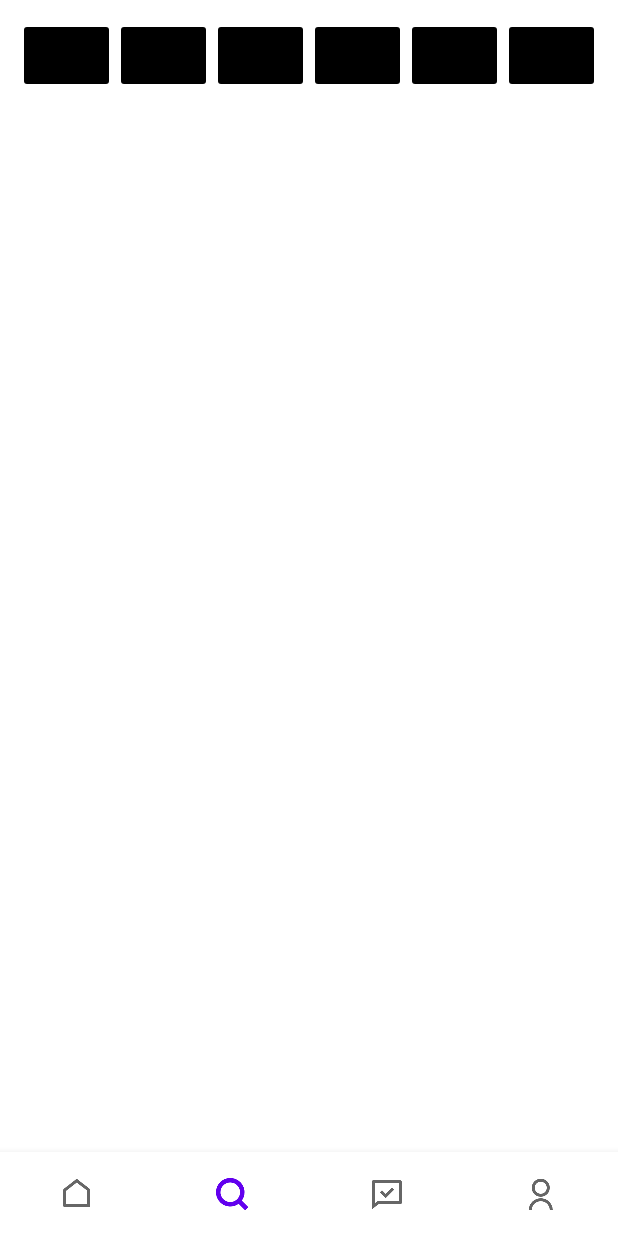
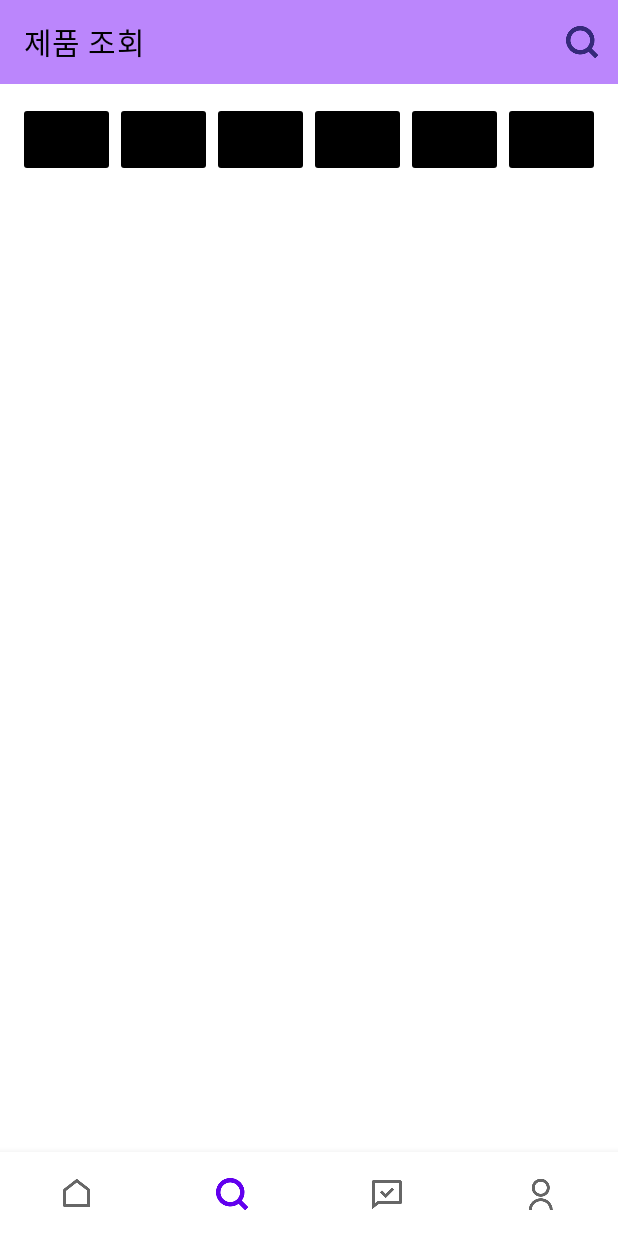
Before and after one commit to UMC-GetIT/GetIT-android, an Android app: the SearchFragment screen opened through its navigation route, on a phone screen of 412 x 824 dp. Run offline under Robolectric (Android 15) with nearby library versions, the phone set to English and light mode, and no system bars; our stand-ins replace navigation-ui.

Commit message:
[FEAT] Add toolbar, Merge search page

```diff
--- a/GetIT/app/src/main/java/com/getit/getit/ui/login/LoginActivity.kt
+++ b/GetIT/app/src/main/java/com/getit/getit/ui/login/LoginActivity.kt
@@ -2,7 +2,6 @@ package com.getit.getit.ui.login
 
 import android.content.Intent
 import android.os.Bundle
-import android.util.Log
 import androidx.appcompat.app.AppCompatActivity
 import com.getit.getit.databinding.ActivityLoginBinding
 import com.getit.getit.ui.main.MainActivity
@@ -14,7 +13,6 @@ class LoginActivity : AppCompatActivity() {
         setContentView(binding.root)
 
         binding.loginSignInBtn.setOnClickListener {
-            Log.d("TAG","click login btn")
             startActivity(Intent(this, MainActivity::class.java))
         }
     }
--- a/GetIT/app/src/main/java/com/getit/getit/ui/main/comparison/ComparisonFragment.kt
+++ b/GetIT/app/src/main/java/com/getit/getit/ui/main/comparison/ComparisonFragment.kt
@@ -7,6 +7,6 @@ import com.getit.getit.ui.BaseFragment
 class ComparisonFragment(): BaseFragment<FragmentComparisonBinding>(FragmentComparisonBinding::inflate) {
 
     override fun initAfterBinding() {
-
+        binding.toolbar.root.title = "비교하기"
     }
 }
--- a/GetIT/app/src/main/java/com/getit/getit/ui/main/mypage/MypageFragment.kt
+++ b/GetIT/app/src/main/java/com/getit/getit/ui/main/mypage/MypageFragment.kt
@@ -7,6 +7,6 @@ import com.getit.getit.ui.BaseFragment
 class MypageFragment(): BaseFragment<FragmentMypageBinding>(FragmentMypageBinding::inflate) {
 
     override fun initAfterBinding() {
-
+        binding.toolbar.root.title = "마이페이지"
     }
 }
--- a/GetIT/app/src/main/java/com/getit/getit/ui/main/search/SearchFragment.kt
+++ b/GetIT/app/src/main/java/com/getit/getit/ui/main/search/SearchFragment.kt
@@ -1,11 +1,12 @@
 package com.getit.getit.ui.main.search
 
+import com.getit.getit.R
 import com.getit.getit.databinding.FragmentSearchBinding
 import com.getit.getit.ui.BaseFragment
 
 class SearchFragment(): BaseFragment<FragmentSearchBinding>(FragmentSearchBinding::inflate) {
 
     override fun initAfterBinding() {
-
+        binding.toolbar.root.title = "제품 조회"
     }
 }
--- a/GetIT/app/src/main/res/layout/activity_main.xml
+++ b/GetIT/app/src/main/res/layout/activity_main.xml
@@ -7,6 +7,9 @@
     tools:context=".ui.main.MainActivity">
 
     <!-- ID must to be 'nav_host_fragment_container' -->
+    <include
+        android:id="@+id/toolbar"
+        layout="@layout/toolbar_main"/>
 
     <androidx.fragment.app.FragmentContainerView
         android:id="@+id/nav_host_fragment_container"
--- a/GetIT/app/src/main/res/layout/fragment_comparison.xml
+++ b/GetIT/app/src/main/res/layout/fragment_comparison.xml
@@ -4,6 +4,10 @@
     android:layout_width="match_parent"
     android:layout_height="match_parent"
     xmlns:app="http://schemas.android.com/apk/res-auto">
+
+    <include
+        android:id="@+id/toolbar"
+        layout="@layout/toolbar_main"/>
 
     <TextView
         android:layout_width="wrap_content"
--- a/GetIT/app/src/main/res/layout/fragment_mypage.xml
+++ b/GetIT/app/src/main/res/layout/fragment_mypage.xml
@@ -4,6 +4,10 @@
     android:layout_width="match_parent"
     android:layout_height="match_parent"
     xmlns:app="http://schemas.android.com/apk/res-auto">
+
+    <include
+        android:id="@+id/toolbar"
+        layout="@layout/toolbar_main"/>
 
     <TextView
         android:layout_width="wrap_content"
--- a/GetIT/app/src/main/res/layout/fragment_search.xml
+++ b/GetIT/app/src/main/res/layout/fragment_search.xml
@@ -4,6 +4,10 @@
     android:layout_height="match_parent"
     xmlns:tools="http://schemas.android.com/tools"
     xmlns:app="http://schemas.android.com/apk/res-auto">
+
+    <include
+        android:id="@+id/toolbar"
+        layout="@layout/toolbar_main"/>
 
     <LinearLayout
         android:id="@+id/search_product_products"
@@ -12,7 +16,7 @@
         android:layout_marginStart="12dp"
         android:layout_marginEnd="12dp"
         android:layout_marginTop="12dp"
-        app:layout_constraintTop_toTopOf="parent"
+        app:layout_constraintTop_toBottomOf="@id/toolbar"
         app:layout_constraintStart_toStartOf="parent"
         app:layout_constraintEnd_toEndOf="parent">
         <ImageButton
--- /dev/null
+++ b/GetIT/app/src/main/res/layout/toolbar_main.xml
@@ -0,0 +1,12 @@
+<?xml version="1.0" encoding="utf-8"?>
+<androidx.appcompat.widget.Toolbar xmlns:android="http://schemas.android.com/apk/res/android"
+    android:layout_width="match_parent"
+    android:layout_height="wrap_content"
+    xmlns:app="http://schemas.android.com/apk/res-auto"
+    android:id="@+id/toolbar"
+    app:title="겟 IT"
+    app:titleTextColor="@color/black"
+    android:background="@color/purple_200"
+    app:menu="@menu/menu_toolbar">
+
+</androidx.appcompat.widget.Toolbar>
--- /dev/null
+++ b/GetIT/app/src/main/res/menu/menu_toolbar.xml
@@ -0,0 +1,11 @@
+<?xml version="1.0" encoding="utf-8"?>
+<menu xmlns:android="http://schemas.android.com/apk/res/android"
+    xmlns:app="http://schemas.android.com/apk/res-auto">
+    <item
+        android:id="@+id/item1"
+        android:enabled="true"
+        android:title="메뉴1"
+        android:icon="@drawable/icon_24_search_on"
+        app:showAsAction="always"/>
+
+</menu>
```
